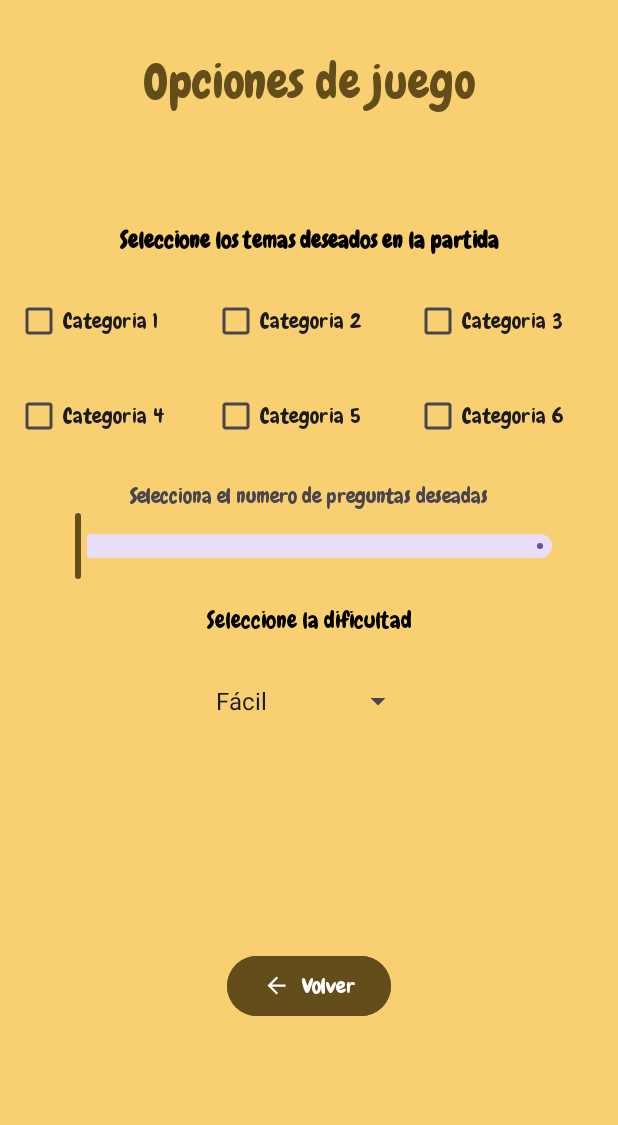
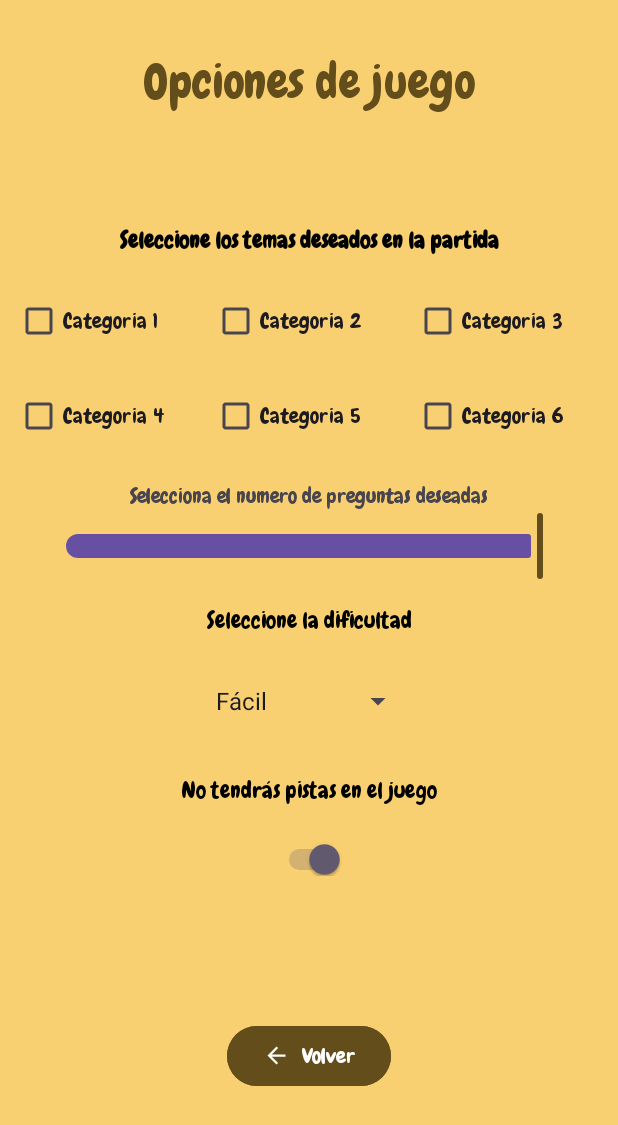
Before and after one commit to EscamillaJuan/Quiz-App, an Android app: the screen it shows after launch (OptionsScreen), after a tap on "OPCIONES", on a phone screen of 412 x 824 dp. Shown: the top 1125 px of the screen. Run offline under Robolectric (Android 15) with nearby library versions, the phone set to English and light mode, and no system bars; our stand-ins replace Room's generated code.

Commit message:
updates on GameOptions

```diff
--- a/app/src/main/java/com/app/database/AppDatabase.kt
+++ b/app/src/main/java/com/app/database/AppDatabase.kt
@@ -5,27 +5,33 @@
 import androidx.room.Room
 import androidx.room.RoomDatabase
 import androidx.sqlite.db.SupportSQLiteDatabase
+import com.app.database.dao.GameOptionDao
 import com.app.database.dao.GameSessionDao
 import com.app.database.dao.GameSessionQuestionDao
 import com.app.database.dao.QuestionDao
 import com.app.database.dao.TopicDao
+import com.app.database.entity.GameOption
 import com.app.database.entity.GameSession
 import com.app.database.entity.GameSessionQuestion
 import com.app.database.entity.Question
 import com.app.database.entity.Topic
 import com.app.utils.InsertionQueries
 
-@Database(entities = [Topic::class, Question::class, GameSession::class, GameSessionQuestion::class], version = 1)
+@Database(
+    entities = [Topic::class, Question::class, GameSession::class, GameSessionQuestion::class, GameOption::class],
+    version = 1
+)
 abstract class AppDatabase : RoomDatabase() {
     abstract fun topicDao(): TopicDao
     abstract fun questionDao(): QuestionDao
     abstract fun gameSessionDao(): GameSessionDao
     abstract fun gameSessionQuestionsDao(): GameSessionQuestionDao
+    abstract fun gameOptionDao(): GameOptionDao
 
 
     companion object {
         @Volatile
-        private var INSTANCE: AppDatabase ? = null
+        private var INSTANCE: AppDatabase? = null
         private val queries = InsertionQueries()
 
         fun get(context: Context): AppDatabase {
@@ -43,6 +49,8 @@
                             db.execSQL(query)
                         }
                         db.execSQL(queries.gameSessionInsert)
+
+                        db.execSQL(queries.gameOptionInsert)
                     }
                 }).build()
                 INSTANCE = instance
--- /dev/null
+++ b/app/src/main/java/com/app/database/dao/GameOptionDao.kt
@@ -0,0 +1,16 @@
+package com.app.database.dao
+
+import androidx.room.Dao
+import androidx.room.Query
+import androidx.room.Update
+import com.app.database.entity.GameOption
+
+@Dao
+interface GameOptionDao {
+    @Query("SELECT * FROM game_option")
+    fun getGameOption(): GameOption
+
+    @Update
+    fun updateGameOption(gameOption: GameOption)
+
+}
--- a/app/src/main/java/com/app/database/dao/GameSessionDao.kt
+++ b/app/src/main/java/com/app/database/dao/GameSessionDao.kt
@@ -1,6 +1,7 @@
 package com.app.database.dao
 
 import androidx.room.Dao
+import androidx.room.Insert
 import androidx.room.Query
 import androidx.room.Update
 import com.app.database.entity.GameSession
--- /dev/null
+++ b/app/src/main/java/com/app/database/entity/GameOption.kt
@@ -0,0 +1,19 @@
+package com.app.database.entity
+
+import androidx.room.ColumnInfo
+import androidx.room.Entity
+import androidx.room.PrimaryKey
+
+@Entity(tableName = "game_option")
+data class GameOption(
+    @PrimaryKey @ColumnInfo(name = "_id") val id: Int,
+    val mode: Int,
+    @ColumnInfo(name = "question_qty") val questionQty: Int,
+    val hint: Boolean,
+    val cine: Boolean,
+    val arte: Boolean,
+    val historia: Boolean,
+    val musica: Boolean,
+    val ciencia: Boolean,
+    val tecnologia:Boolean
+)
--- a/app/src/main/java/com/app/utils/InsertionQueries.kt
+++ b/app/src/main/java/com/app/utils/InsertionQueries.kt
@@ -49,5 +49,10 @@
         "INSERT INTO question(_id, topic_id, text, answer, option_1, option_2, option_3) VALUES(29, 5, '¿Qué protocolo se utiliza para transferir páginas web a través de Internet?', 'HTTP', 'HTTPS', 'FTP', 'HTTP')"
     )
 
-    val gameSessionInsert = "INSERT INTO game_session(_id, mode, question_qty, done) VALUES(0, 'medium', 10, 1)"
+    val gameSessionInsert =
+        "INSERT INTO game_session(_id, mode, question_qty, hint_qty, done) VALUES(0, 'medium', 10, 0, 1)"
+
+    val gameOptionInsert =
+        "INSERT INTO game_option(_id, mode, question_qty, hint, cine, arte, historia, musica, ciencia, tecnologia)" +
+                " VALUES(0, 2, 10, 1, 0, 0, 0, 0, 0, 0)"
 }
--- a/app/src/main/java/com/app/view/OptionsScreen.kt
+++ b/app/src/main/java/com/app/view/OptionsScreen.kt
@@ -2,6 +2,7 @@
 
 import android.content.Intent
 import android.os.Bundle
+import android.util.Log
 import android.view.View
 import android.widget.ArrayAdapter
 import android.widget.Button
@@ -10,15 +11,26 @@
 import android.widget.ImageView
 import android.widget.SeekBar
 import android.widget.Spinner
+import android.widget.Switch
 import android.widget.TextView
 import androidx.activity.viewModels
 import androidx.appcompat.app.AppCompatActivity
+import androidx.appcompat.widget.SwitchCompat
+import androidx.room.RoomDatabase
+import androidx.room.RoomSQLiteQuery
 import com.app.MainActivity
 import com.app.R
+import com.app.database.AppDatabase
+import com.app.database.dao.GameSessionDao
+import com.app.database.entity.GameSession
 import com.app.model.GameModel
 import com.google.android.material.slider.Slider
+import com.google.android.material.switchmaterial.SwitchMaterial
+import java.util.Objects
 
 class OptionsScreen : AppCompatActivity()  {
+        private val db: AppDatabase = AppDatabase.get(this)
+        private val gameOptionDao = db.gameOptionDao()
         private lateinit var opText: TextView
         private lateinit var themeText: TextView
         private lateinit var questionTxt: TextView
@@ -32,6 +44,13 @@
         private lateinit var prevBtn: Button
         private lateinit var modeSp: Spinner
         private lateinit var dificultadtxt: TextView
+        private lateinit var hintstxt: TextView
+        private lateinit var hintstw: Switch
+        private lateinit var selectedthemes: MutableList<String>
+        private var hints: Int = 0
+        private var mode: String = "medium"
+        private var questions:Int = 0
+        private var sessionid:Int = 1
 
         override fun onCreate(savedInstanceState: Bundle?) {
 
@@ -50,18 +69,59 @@
             checkbx6=findViewById(R.id.Theme6CheckBox)
             questionSlider = findViewById(R.id.QuestionsSlider)
             dificultadtxt = findViewById(R.id.DificultadText)
+            hintstw = findViewById(R.id.hint_stw)
+            hintstxt = findViewById(R.id.hints_txt)
+            val gameOption = gameOptionDao.getGameOption()
 
+            checkbx1.isChecked = gameOption.cine
+            checkbx2.isChecked = gameOption.arte
+            checkbx3.isChecked = gameOption.historia
+            checkbx4.isChecked = gameOption.musica
+            checkbx5.isChecked = gameOption.ciencia
+            checkbx6.isChecked = gameOption.tecnologia
+
+            hintstw.isChecked = gameOption.hint
+
+            questionSlider.value = gameOption.questionQty.toFloat()
+            Log.v("mode", gameOption.mode.toString())
+            modeSp.setSelection(gameOption.mode)
+            //Funcionamiento del spinner
             ArrayAdapter.createFromResource(
                 this,
                 R.array.modes_array,
                 android.R.layout.simple_spinner_item
             ).also{it.setDropDownViewResource(android.R.layout.simple_spinner_dropdown_item)
             modeSp.adapter = it}
+            mode = modeSp.selectedItem.toString()
 
             //Creo el slider
+            questionSlider.addOnChangeListener { slider, value, fromUser ->
+                questions = value.toInt()
+            }
+
+            //Agrego los checkboxes
+            /*if (checkbx1.isChecked){ selectedthemes.add(checkbx1.text.toString())}
+            if (checkbx2.isChecked){ selectedthemes.add(checkbx2.text.toString())}
+            if (checkbx3.isChecked){ selectedthemes.add(checkbx3.text.toString())}
+            if (checkbx4.isChecked){ selectedthemes.add(checkbx4.text.toString())}
+            if (checkbx5.isChecked){ selectedthemes.add(checkbx5.text.toString())}
+            if (checkbx6.isChecked){ selectedthemes.add(checkbx6.text.toString())}*/
+
+            //Funcionamiento del switch
+            hintstw.setOnCheckedChangeListener{buttonView, isChecked ->
+                if(isChecked){
+                    hintstxt.text="Utilizaras pistas en la partida"
+                    hints=3
+                } else{
+                    hintstxt.text="No utilizarás pistas en la partida"
+                    hints=0
+                }
+            }
+
+            //Creo mis elementos para manejar bases de datos
 
 
-
+            //Agrego los cambios a la base de datos al cerrar el activity
             prevBtn.setOnClickListener {
                 finish()
             }
--- a/app/src/main/res/layout/options_screen.xml
+++ b/app/src/main/res/layout/options_screen.xml
@@ -163,8 +163,28 @@
         android:dropDownVerticalOffset="40dp"
         android:fontFamily="@font/chewy"
         android:gravity="center"
-        android:popupBackground="@color/brown" />
+        android:popupBackground="@color/brown"
+        android:layout_marginBottom="10dp"/>
 
+    <TextView
+        android:id="@+id/hints_txt"
+        android:layout_width="match_parent"
+        android:layout_height="wrap_content"
+        android:layout_gravity="end"
+        android:layout_marginTop="15dp"
+        android:layout_marginBottom="20dp"
+        android:fontFamily="@font/chewy"
+        android:gravity="center"
+        android:text="No tendrás pistas en el juego"
+        android:textColor="@color/black"
+        android:textSize="15sp" />
+
+    <Switch
+        android:layout_width="wrap_content"
+        android:layout_height="wrap_content"
+        android:id="@+id/hint_stw"
+        android:paddingTop="5dp">
+    </Switch>
 
     <LinearLayout
         android:layout_width="wrap_content"
```
